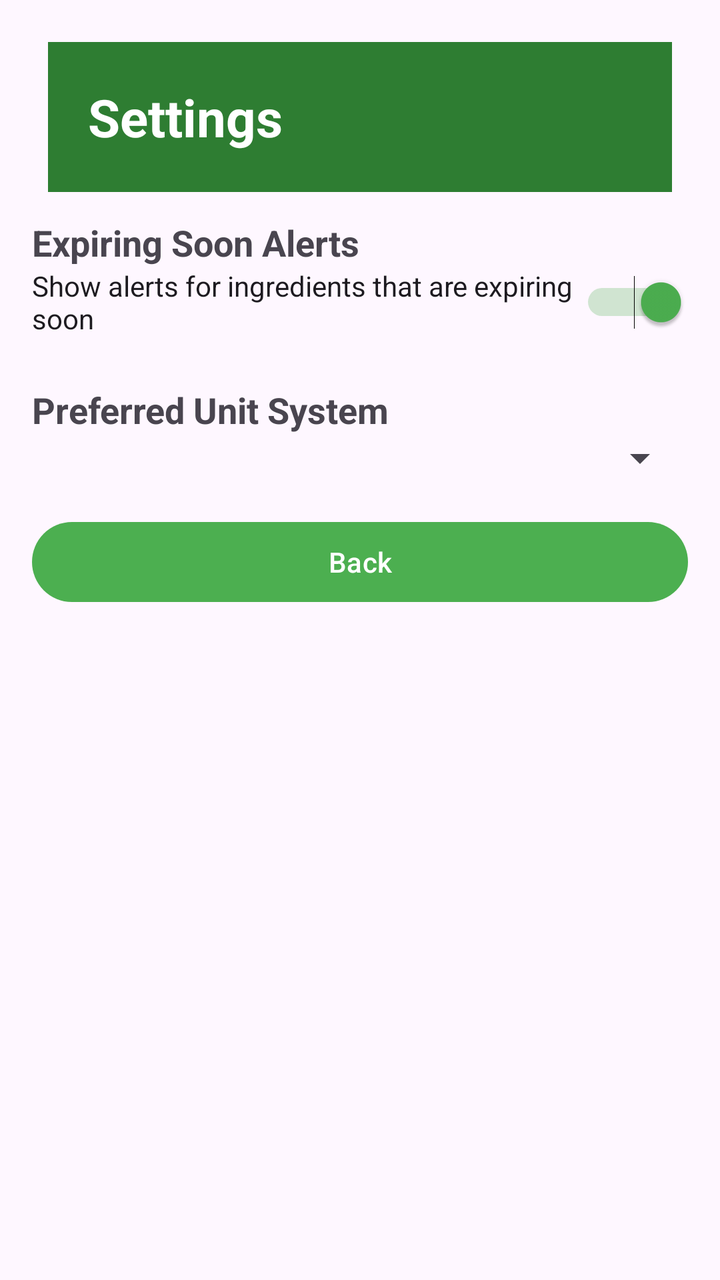
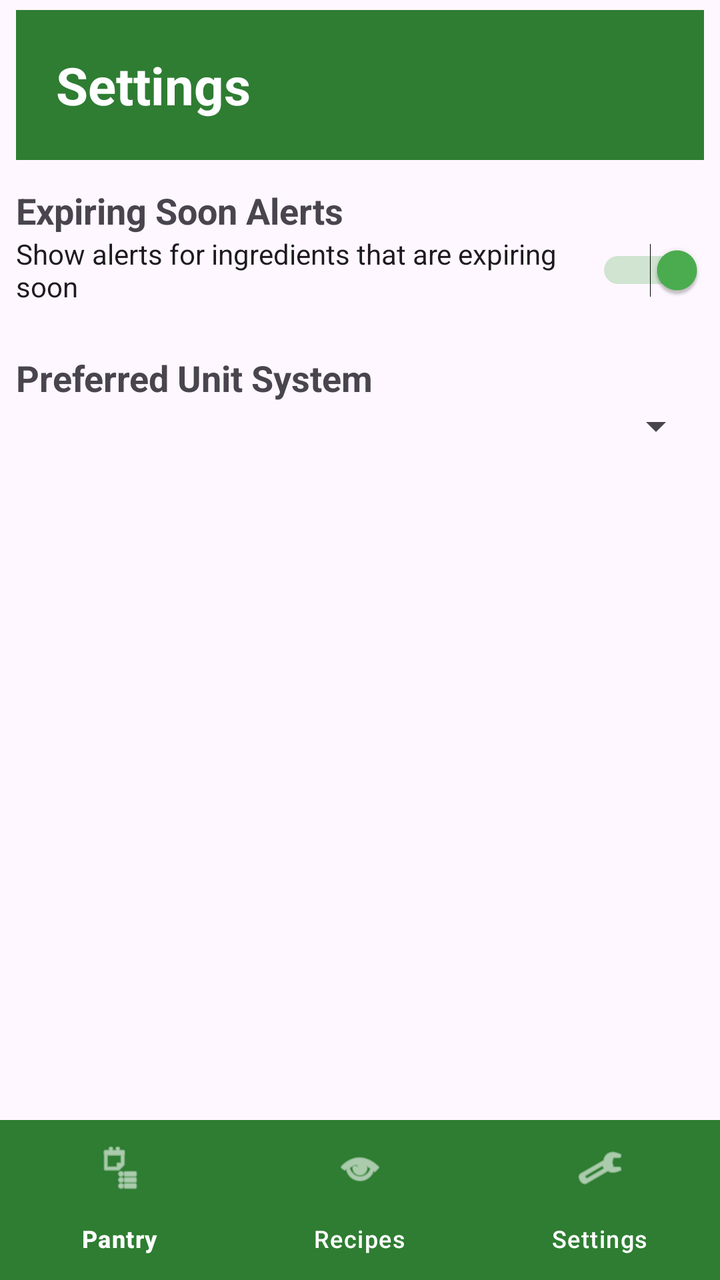

Two renders of the same Android screen: before a commit and after it. Below are the layout's source before the change and the commit's diff.
<!-- AndroidManifest.xml: application theme Theme.SmartPantryManager -->
<!-- res/layout/activity_settings.xml -->
<?xml version="1.0" encoding="utf-8"?>
<ScrollView xmlns:android="http://schemas.android.com/apk/res/android"
    android:id="@+id/main"
    android:layout_width="match_parent"
    android:layout_height="match_parent"
    android:fitsSystemWindows="true">

    <LinearLayout
        android:layout_width="match_parent"
        android:layout_height="wrap_content"
        android:orientation="vertical"
        android:padding="16dp">

        <TextView
            android:layout_width="match_parent"
            android:layout_height="wrap_content"
            android:text="Settings"
            style="@style/ScreenHeading" />

        <TextView
            android:layout_width="match_parent"
            android:layout_height="wrap_content"
            android:text="Expiring Soon Alerts"
            android:textSize="18sp"
            android:textStyle="bold"
            android:layout_marginTop="8dp"/>

        <Switch
            android:id="@+id/expiryAlertsSwitch"
            android:layout_width="match_parent"
            android:layout_height="wrap_content"
            android:text="Show alerts for ingredients that are expiring soon"
            android:checked="true"
            android:paddingBottom="24dp" />

        <TextView
            android:layout_width="match_parent"
            android:layout_height="wrap_content"
            android:text="Preferred Unit System"
            android:textSize="18sp"
            android:textStyle="bold" />

        <Spinner
            android:id="@+id/unitSystemSpinner"
            android:layout_width="match_parent"
            android:layout_height="wrap_content"
            android:layout_marginBottom="8dp"/>

        
        <Button
            android:id="@+id/backButton"
            android:layout_width="match_parent"
            android:layout_height="wrap_content"
            android:text="Back"
            android:layout_marginTop="8dp" />

    </LinearLayout>

</ScrollView>
<!-- resources referenced by this layout -->
<resources>
  <style name="ScreenHeading">
          <item name="android:layout_width">match_parent</item>
          <item name="android:layout_height">wrap_content</item>
          <item name="android:textSize">26sp</item>
          <item name="android:textStyle">bold</item>
          <item name="android:padding">20dp</item>
          <item name="android:textColor">@color/app_button_text</item>
          <item name="android:background">@color/app_heading</item>
          <item name="android:layout_marginTop">5dp</item>
          <item name="android:layout_marginBottom">5dp</item>
          <item name="android:layout_marginLeft">8dp</item>
          <item name="android:layout_marginRight">8dp</item>
      </style>
  <style name="Theme.SmartPantryManager" parent="Base.Theme.SmartPantryManager" />
  <color name="app_button_text">#FFFFFFFF</color>
  <color name="app_heading">#2E7D32</color>
  <style name="Base.Theme.SmartPantryManager" parent="Theme.Material3.DayNight.NoActionBar">
  
          <item name="colorPrimary">@color/app_primary</item>
          <item name="colorSecondary">@color/app_primary</item>
  
      </style>
  <color name="app_primary">#4CAF50</color>
</resources>

<!-- the commit's change to res/layout/activity_settings.xml (unified diff, before → after) -->
@@ -1,59 +1,82 @@
 <?xml version="1.0" encoding="utf-8"?>
-<ScrollView xmlns:android="http://schemas.android.com/apk/res/android"
+<LinearLayout xmlns:android="http://schemas.android.com/apk/res/android"
+    xmlns:app="http://schemas.android.com/apk/res-auto"
     android:id="@+id/main"
     android:layout_width="match_parent"
     android:layout_height="match_parent"
+    android:orientation="vertical"
     android:fitsSystemWindows="true">
 
-    <LinearLayout
+    
+    <ScrollView
+        android:layout_width="match_parent"
+        android:layout_height="0dp"
+        android:layout_weight="1">
+
+        <LinearLayout
+            android:layout_width="match_parent"
+            android:layout_height="wrap_content"
+            android:orientation="vertical" >
+
+            
+            <TextView
+                android:layout_width="match_parent"
+                android:layout_height="wrap_content"
+                android:text="Settings"
+                style="@style/ScreenHeading" />
+
+            
+            <TextView
+                android:layout_width="match_parent"
+                android:layout_height="wrap_content"
+                android:text="Expiring Soon Alerts"
+                android:textSize="18sp"
+                android:textStyle="bold"
+                android:layout_marginTop="8dp"
+                android:layout_marginStart="8dp"
+                android:layout_marginEnd="8dp" />
+
+            
+            <Switch
+                android:id="@+id/expiryAlertsSwitch"
+                android:layout_width="match_parent"
+                android:layout_height="wrap_content"
+                android:text="Show alerts for ingredients that are expiring soon"
+                android:checked="true"
+                android:paddingBottom="24dp"
+                android:layout_marginStart="8dp"
+                android:layout_marginEnd="8dp"/>
+
+            
+            <TextView
+                android:layout_width="match_parent"
+                android:layout_height="wrap_content"
+                android:text="Preferred Unit System"
+                android:textSize="18sp"
+                android:textStyle="bold"
+                android:layout_marginStart="8dp"
+                android:layout_marginEnd="8dp" />
+
+            
+            <Spinner
+                android:id="@+id/unitSystemSpinner"
+                android:layout_width="match_parent"
+                android:layout_height="wrap_content"
+                android:layout_marginBottom="8dp"
+                android:layout_marginStart="8dp"
+                android:layout_marginEnd="8dp" />
+
+        </LinearLayout>
+
+    </ScrollView>
+
+    
+    <com.google.android.material.bottomnavigation.BottomNavigationView
+        android:id="@+id/bottomNavigation"
         android:layout_width="match_parent"
         android:layout_height="wrap_content"
-        android:orientation="vertical"
-        android:padding="16dp">
+        app:labelVisibilityMode="labeled"
+        app:menu="@menu/bottom_nav_menu"
+        style="@style/BottomNavBar" />
 
-        <TextView
-            android:layout_width="match_parent"
-            android:layout_height="wrap_content"
-            android:text="Settings"
-            style="@style/ScreenHeading" />
-
-        <TextView
-            android:layout_width="match_parent"
-            android:layout_height="wrap_content"
-            android:text="Expiring Soon Alerts"
-            android:textSize="18sp"
-            android:textStyle="bold"
-            android:layout_marginTop="8dp"/>
-
-        <Switch
-            android:id="@+id/expiryAlertsSwitch"
-            android:layout_width="match_parent"
-            android:layout_height="wrap_content"
-            android:text="Show alerts for ingredients that are expiring soon"
-            android:checked="true"
-            android:paddingBottom="24dp" />
-
-        <TextView
-            android:layout_width="match_parent"
-            android:layout_height="wrap_content"
-            android:text="Preferred Unit System"
-            android:textSize="18sp"
-            android:textStyle="bold" />
-
-        <Spinner
-            android:id="@+id/unitSystemSpinner"
-            android:layout_width="match_parent"
-            android:layout_height="wrap_content"
-            android:layout_marginBottom="8dp"/>
-
-        
-        <Button
-            android:id="@+id/backButton"
-            android:layout_width="match_parent"
-            android:layout_height="wrap_content"
-            android:text="Back"
-            android:layout_marginTop="8dp" />
-
-    </LinearLayout>
-
-</ScrollView>
+</LinearLayout>
<!-- resource entries referenced after the edit -->
@@ -1,5 +1,11 @@
 <!-- resources referenced by this layout -->
 <resources>
+  <style name="BottomNavBar" parent="Widget.Material3.BottomNavigationView">
+          <item name="backgroundTint">@color/app_heading</item>
+          <item name="itemIconTint">@color/white</item>
+          <item name="itemTextColor">@color/white</item>
+          <item name="itemActiveIndicatorStyle">@style/BottomNavIndicator</item>
+      </style>
   <style name="ScreenHeading">
           <item name="android:layout_width">match_parent</item>
           <item name="android:layout_height">wrap_content</item>
@@ -16,6 +22,10 @@
   <style name="Theme.SmartPantryManager" parent="Base.Theme.SmartPantryManager" />
   <color name="app_button_text">#FFFFFFFF</color>
   <color name="app_heading">#2E7D32</color>
+  <color name="white">#FFFFFFFF</color>
+  <style name="BottomNavIndicator" parent="Widget.Material3.BottomNavigationView.ActiveIndicator">
+          <item name="android:color">@color/app_primary</item>
+      </style>
   <style name="Base.Theme.SmartPantryManager" parent="Theme.Material3.DayNight.NoActionBar">
   
           <item name="colorPrimary">@color/app_primary</item>
